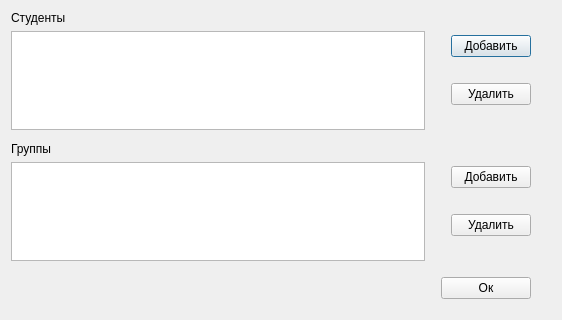
Qt form ui/studentswindow.ui (7enSmile/clientVKR) before a commit.
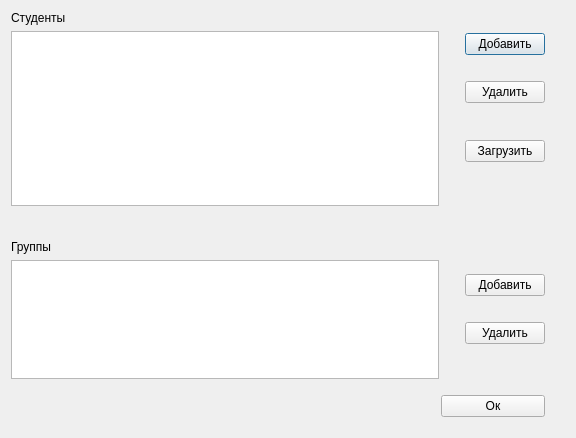
The same form after that commit.

The edit to the form file:
```diff
--- a/ui/studentswindow.ui
+++ b/ui/studentswindow.ui
@@ -6,8 +6,8 @@
    <rect>
     <x>0</x>
     <y>0</y>
-    <width>562</width>
-    <height>320</height>
+    <width>576</width>
+    <height>438</height>
    </rect>
   </property>
   <property name="windowTitle">
@@ -48,7 +48,7 @@
             <bool>true</bool>
            </attribute>
            <attribute name="verticalHeaderVisible">
-            <bool>true</bool>
+            <bool>false</bool>
            </attribute>
           </widget>
          </item>
@@ -115,6 +115,55 @@
            </property>
           </widget>
          </item>
+         <item>
+          <spacer name="verticalSpacer_11">
+           <property name="orientation">
+            <enum>Qt::Vertical</enum>
+           </property>
+           <property name="sizeHint" stdset="0">
+            <size>
+             <width>20</width>
+             <height>40</height>
+            </size>
+           </property>
+          </spacer>
+         </item>
+         <item>
+          <spacer name="verticalSpacer_12">
+           <property name="orientation">
+            <enum>Qt::Vertical</enum>
+           </property>
+           <property name="sizeType">
+            <enum>QSizePolicy::Fixed</enum>
+           </property>
+           <property name="sizeHint" stdset="0">
+            <size>
+             <width>10</width>
+             <height>10</height>
+            </size>
+           </property>
+          </spacer>
+         </item>
+         <item>
+          <widget class="QPushButton" name="pushButtonLoadLIst">
+           <property name="text">
+            <string>Загрузить</string>
+           </property>
+          </widget>
+         </item>
+         <item>
+          <spacer name="verticalSpacer_10">
+           <property name="orientation">
+            <enum>Qt::Vertical</enum>
+           </property>
+           <property name="sizeHint" stdset="0">
+            <size>
+             <width>20</width>
+             <height>40</height>
+            </size>
+           </property>
+          </spacer>
+         </item>
          <item>
           <spacer name="verticalSpacer_3">
            <property name="orientation">
```
